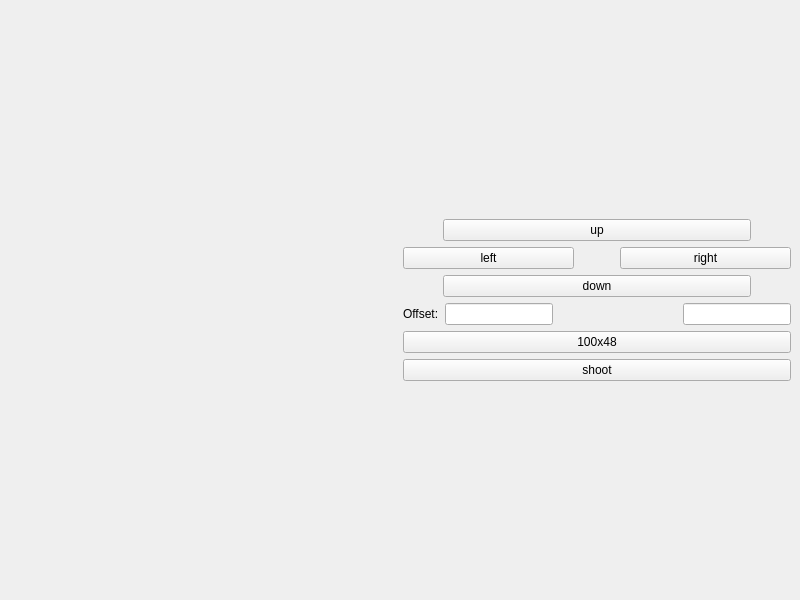
Old version of the form interface/mainwindow.ui in the repository NoneType4Name/TelemetrySystem.
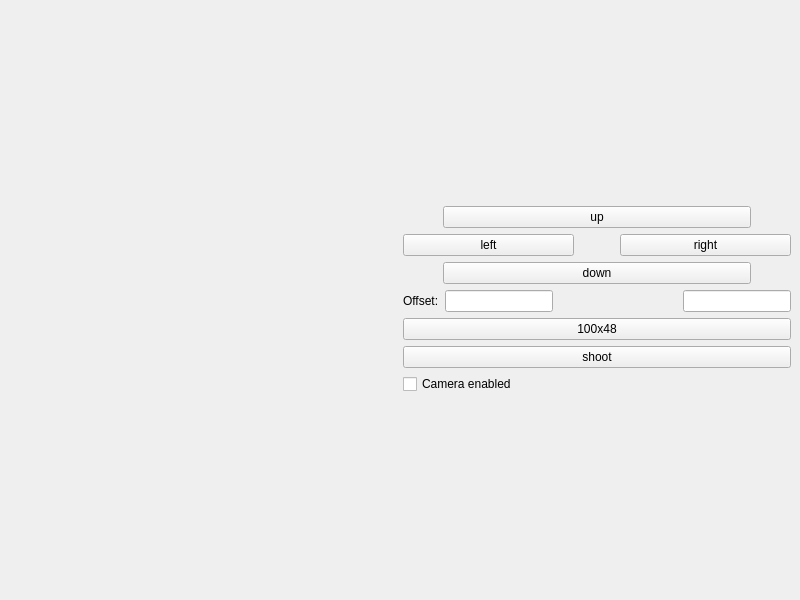
New version of the form.

Commit message: camera on/off

What changed in the file:
```diff
--- a/interface/mainwindow.ui
+++ b/interface/mainwindow.ui
@@ -203,7 +203,7 @@
           <item>
            <spacer name="horizontalSpacer_6">
             <property name="sizePolicy">
-             <sizepolicy hsizetype="Preferred" vsizetype="Minimum">
+             <sizepolicy hsizetype="Minimum" vsizetype="Minimum">
               <horstretch>0</horstretch>
               <verstretch>0</verstretch>
              </sizepolicy>
@@ -253,6 +253,16 @@
         </item>
        </layout>
       </item>
+      <item>
+       <widget class="QCheckBox" name="cameraCheckBox">
+        <property name="cursor">
+         <cursorShape>PointingHandCursor</cursorShape>
+        </property>
+        <property name="text">
+         <string>Camera enabled</string>
+        </property>
+       </widget>
+      </item>
       <item>
        <spacer name="verticalSpacer_2">
         <property name="orientation">
```
The commit also changes 3 other files.
